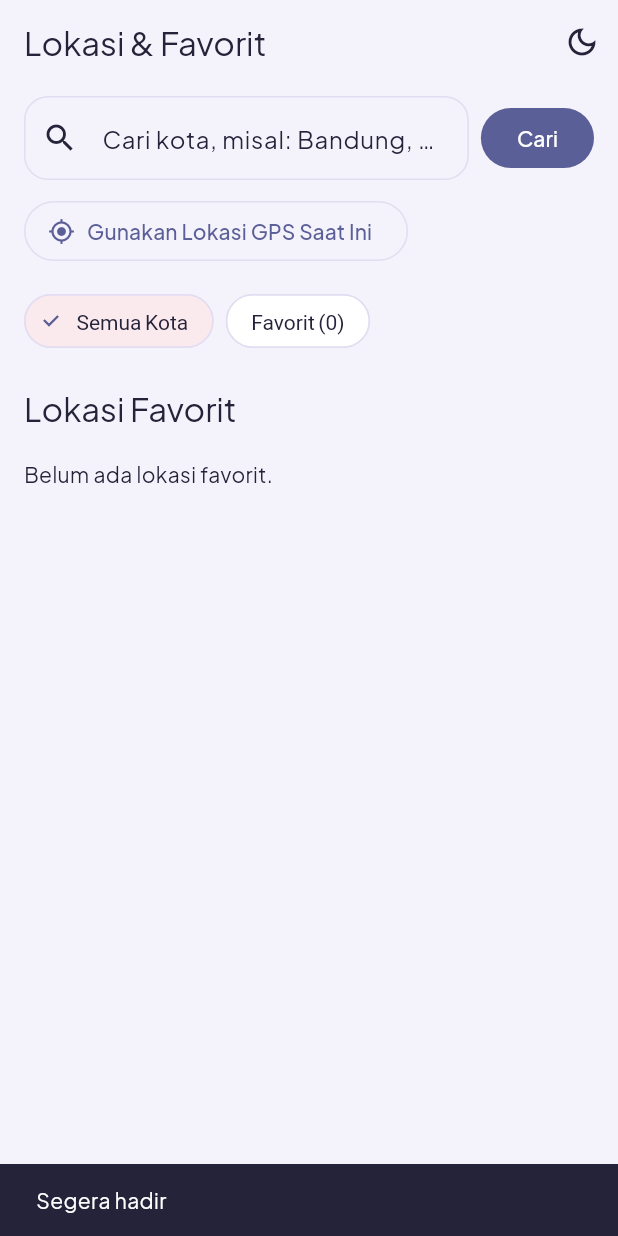
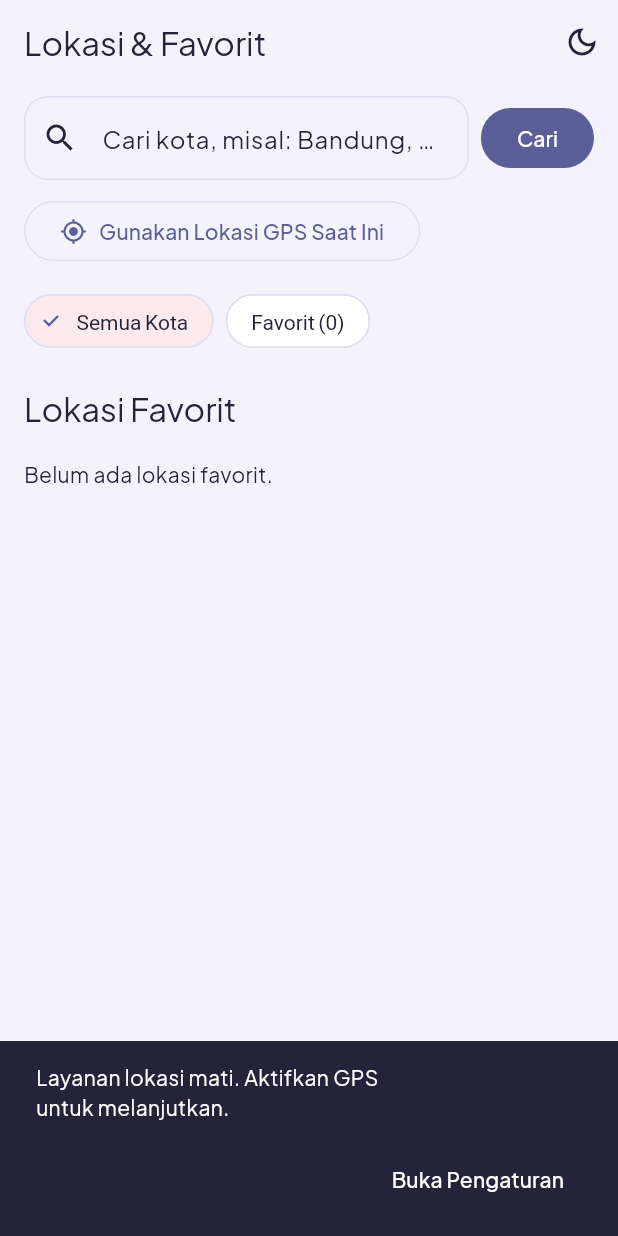
Before and after one commit to haydaralifurqon311/utss-responsi-mobile-H1D024025-haydar, a Flutter app: the LocationScreen screen opened directly, after a tap on "Gunakan Lokasi GPS Saat Ini", on a phone screen of 412 x 824 dp. Run offline on Flutter 3.47's test engine with Material 3 defaults, Android fonts, the phone set to English and light mode, and no system bars; our stand-ins replace geocoding, geolocator, google_fonts, shared_preferences; accounts and stored records are empty; network calls fail.

Commit message:
FInalisasi Aplikasi, penambahan fitur GPS dan lainnya

```diff
--- a/lib/main.dart
+++ b/lib/main.dart
@@ -3,6 +3,7 @@ import 'package:provider/provider.dart';
 
 import 'core/theme/app_theme.dart';
 import 'services/geocoding_service.dart';
+import 'services/gps_service.dart';
 import 'services/storage_service.dart';
 import 'services/weather_service.dart';
 import 'viewmodels/location_viewmodel.dart';
@@ -16,6 +17,7 @@ Future<void> main() async {
   final storageService = StorageService();
   final weatherService = WeatherService();
   final geocodingService = GeocodingService();
+  final gpsService = GpsService();
   final settingsViewModel = SettingsViewModel(storageService);
   await settingsViewModel.load();
 
@@ -31,7 +33,8 @@ Future<void> main() async {
         ),
         ChangeNotifierProvider(
           create: (_) =>
-              LocationViewModel(geocodingService, storageService)..init(),
+              LocationViewModel(geocodingService, storageService, gpsService)
+                ..init(),
         ),
       ],
       child: const MyApp(),
@@ -46,6 +49,7 @@ class MyApp extends StatelessWidget {
   Widget build(BuildContext context) {
     final settings = context.watch<SettingsViewModel>();
     return MaterialApp(
+      debugShowCheckedModeBanner: false,
       title: 'Kataware-doki',
       theme: AppTheme.lightTheme,
       darkTheme: AppTheme.darkTheme,
--- a/lib/models/weather_model.dart
+++ b/lib/models/weather_model.dart
@@ -3,11 +3,15 @@ class WeatherModel {
     required this.current,
     required this.hourly,
     required this.daily,
+    required this.timezone,
+    required this.timezoneAbbreviation,
   });
 
   final CurrentWeather current;
   final List<HourlyWeather> hourly;
   final List<DailyWeather> daily;
+  final String timezone;
+  final String timezoneAbbreviation;
 
   factory WeatherModel.fromJson(Map<String, dynamic> json) {
     final currentData = _requiredMap(json, 'current');
@@ -49,6 +53,8 @@ class WeatherModel {
     ]);
 
     return WeatherModel(
+      timezone: _requiredString(json, 'timezone'),
+      timezoneAbbreviation: _requiredString(json, 'timezone_abbreviation'),
       current: CurrentWeather(
         temperature2m: _requiredDouble(currentData, 'temperature_2m'),
         relativeHumidity: _requiredInt(currentData, 'relative_humidity_2m'),
--- /dev/null
+++ b/lib/services/gps_service.dart
@@ -0,0 +1,125 @@
+import 'dart:async';
+
+import 'package:geocoding/geocoding.dart';
+import 'package:geolocator/geolocator.dart';
+
+import '../models/location_model.dart';
+
+enum GpsErrorType {
+  locationServiceDisabled,
+  permissionDenied,
+  permissionDeniedForever,
+  timeout,
+  unavailable,
+}
+
+class GpsServiceException implements Exception {
+  const GpsServiceException(this.type, this.message);
+
+  final GpsErrorType type;
+  final String message;
+
+  @override
+  String toString() => message;
+}
+
+class GpsService {
+  Future<LocationModel> getCurrentLocation() async {
+    if (!await Geolocator.isLocationServiceEnabled()) {
+      throw const GpsServiceException(
+        GpsErrorType.locationServiceDisabled,
+        'Layanan lokasi mati. Aktifkan GPS untuk melanjutkan.',
+      );
+    }
+
+    var permission = await Geolocator.checkPermission();
+    if (permission == LocationPermission.denied) {
+      permission = await Geolocator.requestPermission();
+    }
+    if (permission == LocationPermission.deniedForever) {
+      throw const GpsServiceException(
+        GpsErrorType.permissionDeniedForever,
+        'Izin lokasi ditolak permanen. Ubah izin aplikasi di pengaturan.',
+      );
+    }
+    if (permission == LocationPermission.denied) {
+      throw const GpsServiceException(
+        GpsErrorType.permissionDenied,
+        'Izin lokasi ditolak.',
+      );
+    }
+
+    final Position position;
+    try {
+      position = await Geolocator.getCurrentPosition(
+        locationSettings: const LocationSettings(
+          accuracy: LocationAccuracy.medium,
+          timeLimit: Duration(seconds: 15),
+        ),
+      );
+    } on TimeoutException {
+      throw const GpsServiceException(
+        GpsErrorType.timeout,
+        'Waktu mendapatkan lokasi habis. Coba lagi.',
+      );
+    } on LocationServiceDisabledException {
+      throw const GpsServiceException(
+        GpsErrorType.locationServiceDisabled,
+        'Layanan lokasi mati. Aktifkan GPS untuk melanjutkan.',
+      );
+    } on PermissionDeniedException {
+      throw const GpsServiceException(
+        GpsErrorType.permissionDenied,
+        'Izin lokasi ditolak.',
+      );
+    } on Exception {
+      throw const GpsServiceException(
+        GpsErrorType.unavailable,
+        'Lokasi perangkat tidak dapat diperoleh. Coba lagi.',
+      );
+    }
+
+    var name = 'Lokasi Saya';
+    String? admin1;
+    var country = '';
+    try {
+      final placemarks = await Geocoding().placemarkFromCoordinates(
+        position.latitude,
+        position.longitude,
+      );
+      if (placemarks.isNotEmpty) {
+        final placemark = placemarks.first;
+        final locality = placemark.locality?.trim();
+        final subAdministrativeArea = placemark.subAdministrativeArea?.trim();
+        name = locality?.isNotEmpty == true
+            ? locality!
+            : subAdministrativeArea?.isNotEmpty == true
+            ? subAdministrativeArea!
+            : name;
+        admin1 = placemark.administrativeArea?.trim();
+        if (admin1?.isEmpty == true) {
+          admin1 = null;
+        }
+        country = placemark.country?.trim() ?? '';
+      }
+    } on Exception {
+      // Nama koordinat tetap dipakai kalau reverse geocoding gagal.
+    }
+
+    return LocationModel(
+      name: name,
+      admin1: admin1,
+      country: country,
+      latitude: position.latitude,
+      longitude: position.longitude,
+    );
+  }
+
+  Future<bool> openLocationSettings() {
+    return Geolocator.openLocationSettings();
+  }
+
+  Future<bool> openAppSettings() {
+    return Geolocator.openAppSettings();
+  }
+}
--- a/lib/viewmodels/location_viewmodel.dart
+++ b/lib/viewmodels/location_viewmodel.dart
@@ -2,16 +2,22 @@ import 'package:flutter/foundation.dart';
 
 import '../models/location_model.dart';
 import '../services/geocoding_service.dart';
+import '../services/gps_service.dart';
 import '../services/storage_service.dart';
 import 'view_state.dart';
 
 enum LocationFilter { semua, favorit }
 
 class LocationViewModel extends ChangeNotifier {
-  LocationViewModel(this._geocodingService, this._storageService);
+  LocationViewModel(
+    this._geocodingService,
+    this._storageService,
+    this._gpsService,
+  );
 
   final GeocodingService _geocodingService;
   final StorageService _storageService;
+  final GpsService _gpsService;
 
   String _query = '';
   List<LocationModel> _results = [];
@@ -20,6 +26,8 @@ class LocationViewModel extends ChangeNotifier {
   ViewState _state = ViewState.empty;
   String? _errorMessage;
   LocationFilter _filter = LocationFilter.semua;
+  bool _isLocating = false;
+  GpsServiceException? _gpsError;
 
   String get query => _query;
   List<LocationModel> get results => List.unmodifiable(_results);
@@ -28,6 +36,8 @@ class LocationViewModel extends ChangeNotifier {
   ViewState get state => _state;
   String? get errorMessage => _errorMessage;
   LocationFilter get filter => _filter;
+  bool get isLocating => _isLocating;
+  GpsServiceException? get gpsError => _gpsError;
 
   List<LocationModel> get visibleLocations {
     if (_filter == LocationFilter.semua) {
@@ -115,6 +125,41 @@ class LocationViewModel extends ChangeNotifier {
     notifyListeners();
   }
 
+  Future<GpsServiceException?> useCurrentLocation({
+    required Future<void> Function(LocationModel) onLocationSelected,
+  }) async {
+    _isLocating = true;
+    _gpsError = null;
+    notifyListeners();
+
+    try {
+      final location = await _gpsService.getCurrentLocation();
+      await onLocationSelected(location);
+      return null;
+    } on GpsServiceException catch (error) {
+      _gpsError = error;
+      return error;
+    } on Exception {
+      const error = GpsServiceException(
+        GpsErrorType.unavailable,
+        'Lokasi perangkat tidak dapat diperoleh. Coba lagi.',
+      );
+      _gpsError = error;
+      return error;
+    } finally {
+      _isLocating = false;
+      notifyListeners();
+    }
+  }
+
+  Future<bool> openLocationSettings() {
+    return _gpsService.openLocationSettings();
+  }
+
+  Future<bool> openAppSettings() {
+    return _gpsService.openAppSettings();
+  }
+
   void setFilter(LocationFilter filter) {
     if (_filter == filter) {
       return;
--- a/lib/views/home_screen.dart
+++ b/lib/views/home_screen.dart
@@ -115,7 +115,9 @@ class HomeScreen extends StatelessWidget {
           current: current,
           today: today,
           airQuality: weatherViewModel.airQuality,
-          isDark: settingsViewModel.isDark,
+          timeLabel:
+              '${weatherViewModel.waktuLokal} ${weatherViewModel.zonaWaktu}',
+          timeQuote: weatherViewModel.kutipanWaktu,
           formatTemp: settingsViewModel.formatTemp,
         ),
         const SizedBox(height: 10),
--- a/lib/views/location_screen.dart
+++ b/lib/views/location_screen.dart
@@ -8,6 +8,7 @@ import '../viewmodels/location_viewmodel.dart';
 import '../viewmodels/settings_viewmodel.dart';
 import '../viewmodels/view_state.dart';
 import '../viewmodels/weather_viewmodel.dart';
+import '../services/gps_service.dart';
 import 'main_shell.dart';
 
 class LocationScreen extends StatefulWidget {
@@ -72,14 +73,25 @@ class _LocationScreenState extends State<LocationScreen> {
                 const SizedBox(height: 10),
                 Align(
                   alignment: Alignment.centerLeft,
-                  child: OutlinedButton.icon(
-                    onPressed: () {
-                      ScaffoldMessenger.of(context).showSnackBar(
-                        const SnackBar(content: Text('Segera hadir')),
-                      );
-                    },
-                    icon: const Icon(Icons.my_location),
-                    label: const Text('Gunakan Lokasi GPS Saat Ini'),
+                  child: OutlinedButton(
+                    onPressed: locationViewModel.isLocating
+                        ? null
+                        : _useCurrentLocation,
+                    child: Row(
+                      mainAxisSize: MainAxisSize.min,
+                      children: [
+                        if (locationViewModel.isLocating)
+                          const SizedBox(
+                            width: 18,
+                            height: 18,
+                            child: CircularProgressIndicator(strokeWidth: 2),
+                          )
+                        else
+                          const Icon(Icons.my_location),
+                        const SizedBox(width: 8),
+                        const Text('Gunakan Lokasi GPS Saat Ini'),
+                      ],
+                    ),
                   ),
                 ),
                 const SizedBox(height: 12),
@@ -316,6 +328,37 @@ class _LocationScreenState extends State<LocationScreen> {
     tabController.selectTab(0);
     await selection;
   }
+
+  Future<void> _useCurrentLocation() async {
+    final locationViewModel = context.read<LocationViewModel>();
+    final error = await locationViewModel.useCurrentLocation(
+      onLocationSelected: _selectLocation,
+    );
+    if (!mounted || error == null) {
+      return;
+    }
+
+    SnackBarAction? action;
+    if (error.type == GpsErrorType.locationServiceDisabled) {
+      action = SnackBarAction(
+        label: 'Buka Pengaturan',
+        onPressed: () async {
+          await locationViewModel.openLocationSettings();
+        },
+      );
+    } else if (error.type == GpsErrorType.permissionDeniedForever) {
+      action = SnackBarAction(
+        label: 'Buka Pengaturan',
+        onPressed: () async {
+          await locationViewModel.openAppSettings();
+        },
+      );
+    }
+
+    ScaffoldMessenger.of(context)
+      ..hideCurrentSnackBar()
+      ..showSnackBar(SnackBar(content: Text(error.message), action: action));
+  }
 }
 
 class _FavoriteLocationCard extends StatelessWidget {
--- a/pubspec.yaml
+++ b/pubspec.yaml
@@ -38,6 +38,8 @@ dependencies:
   http: ^1.6.0
   shared_preferences: ^2.5.6
   google_fonts: ^9.0.0
+  geolocator: ^14.1.2
+  geocoding: ^5.0.1
 
 dev_dependencies:
   flutter_test:
```
Also changed, not shown: lib/viewmodels/weather_viewmodel.dart (+47 -0 lines), lib/views/widgets/weather_cards.dart (+14 -9 lines), lib/views/widgets/weather_forecasts.dart (+23 -6 lines), pubspec.lock, 7 other files.
